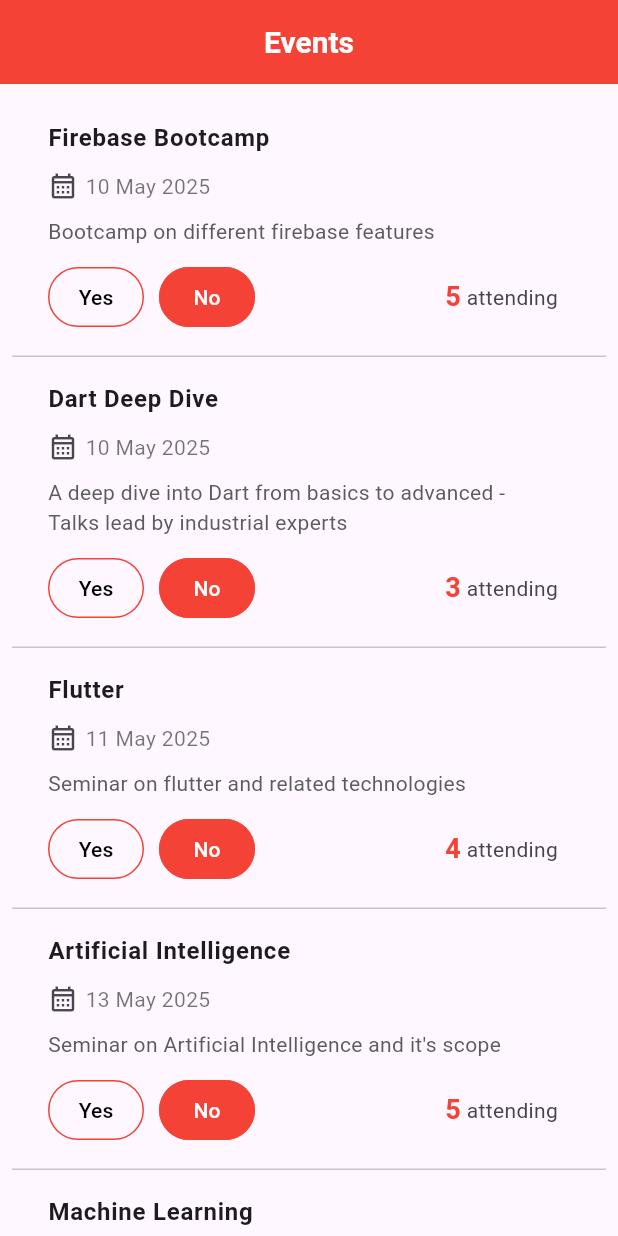
After one commit to VinayaAugusthy/event_app, a Flutter app: the EventView screen opened directly, on a phone screen of 412 x 824 dp. The commit adds this screen. Run offline on Flutter 3.47's test engine with Material 3 defaults, Android fonts, the phone set to English and light mode, and no system bars; our stand-ins replace cloud_firestore, firebase_auth, firebase_core, flutter_bloc, shared_preferences; accounts and stored records are empty.

Commit message:
Added events and updated rsvp status and count

```diff
--- a/lib/src/core/constants/colors.dart
+++ b/lib/src/core/constants/colors.dart
@@ -5,4 +5,6 @@ class AppColors {
   static const white = Colors.white;
   static const red = Colors.red;
   static const lightRed = Colors.redAccent;
+  static const grey = Color.fromARGB(255, 93, 92, 92);
+  static const textBlack = Colors.black54;
 }
--- a/lib/src/features/auth/presentation/views/base_view.dart
+++ b/lib/src/features/auth/presentation/views/base_view.dart
@@ -1,4 +1,4 @@
-import 'package:event_app/src/features/auth/presentation/views/home_view.dart';
+import 'package:event_app/src/features/events/presentation/event_view.dart';
 import 'package:event_app/src/features/auth/presentation/views/login_view.dart';
 import 'package:firebase_auth/firebase_auth.dart';
 import 'package:flutter/material.dart';
@@ -28,7 +28,7 @@ class _BaseViewState extends State<BaseView> {
       if (mounted) {
         Navigator.pushReplacement(
           context,
-          MaterialPageRoute(builder: (_) => const HomeView()),
+          MaterialPageRoute(builder: (_) => const EventView()),
         );
       }
     } else {
--- /dev/null
+++ b/lib/src/features/events/data/model/event_model.dart
@@ -0,0 +1,39 @@
+import 'package:cloud_firestore/cloud_firestore.dart';
+
+class EventModel {
+  String? id;
+  String? title;
+  String? description;
+  DateTime? date;
+  String? rsvpStatus;
+  int? totalRsvpCount;
+  EventModel({
+    this.id,
+    this.title,
+    this.description,
+    this.date,
+    this.rsvpStatus,
+    this.totalRsvpCount,
+  });
+  factory EventModel.fromDocument(DocumentSnapshot doc) {
+    final data = doc.data() as Map<String, dynamic>;
+    return EventModel(
+      id: doc.id,
+      title: data['title'] ?? '',
+      description: data['description'] ?? '',
+      date: DateTime.parse(data['date']),
+      rsvpStatus: data['rsvpStatus'] ?? 'no',
+      totalRsvpCount: data['totalRsvpCount'] ?? 0,
+    );
+  }
+
+  Map<String, dynamic> toMap() {
+    return {
+      'title': title,
+      'description': description,
+      'date': date?.toIso8601String(),
+      'rsvpStatus': rsvpStatus,
+      'totalRsvpCount': totalRsvpCount,
+    };
+  }
+}
--- /dev/null
+++ b/lib/src/features/events/domain/event_services.dart
@@ -0,0 +1,90 @@
+import 'package:cloud_firestore/cloud_firestore.dart';
+
+class EventServices {
+  Future<void> addSampleEvents() async {
+    final collection = FirebaseFirestore.instance.collection('events');
+    final snapshot = await collection.get();
+
+    // If already populated, don't add again
+    if (snapshot.docs.isNotEmpty) return;
+
+    final events = [
+      {
+        "id": "0",
+        "title": "Firebase Bootcamp",
+        "description": "Bootcamp on different firebase features",
+        "date": "2025-05-10T12:00:00Z",
+        "rsvpStatus": "No",
+        "totalRsvpCount": 5,
+      },
+      {
+        "id": "1",
+
+        "title": "Dart Deep Dive",
+        "description":
+            "A deep dive into Dart from basics to advanced - Talks lead by industrial experts",
+        "date": "2025-05-10T14:00:00Z",
+        "rsvpStatus": "No",
+        "totalRsvpCount": 3,
+      },
+      {
+        "id": "2",
+
+        "title": "Flutter",
+        "description": "Seminar on flutter and related technologies",
+        "date": "2025-05-11T14:00:00Z",
+        "rsvpStatus": "No",
+        "totalRsvpCount": 4,
+      },
+      {
+        "id": "3",
+
+        "title": "Artificial Intelligence",
+        "description": "Seminar on Artificial Intelligence and it's scope",
+        "date": "2025-05-13T14:00:00Z",
+        "rsvpStatus": "No",
+        "totalRsvpCount": 5,
+      },
+      {
+        "id": "4",
+
+        "title": "Machine Learning",
+        "description": "Workshop on Machine Learning",
+        "date": "2025-05-14T14:00:00Z",
+        "rsvpStatus": "No",
+        "totalRsvpCount": 6,
+      },
+      {
+        "id": "5",
+
+        "title": "Time Management",
+        "description": "Seminar on Importance of Time Management",
+        "date": "2025-06-01T14:00:00Z",
+        "rsvpStatus": "No",
+        "totalRsvpCount": 7,
+      },
+      {
+        "id": "6",
+
+        "title": "Flutter - New Trends",
+        "description": "Descussion about new trending topics in Flutter",
+        "date": "2025-06-15T14:00:00Z",
+        "rsvpStatus": "No",
+        "totalRsvpCount": 3,
+      },
+      {
+        "id": "7",
+
+        "title": "DevOps Workshop",
+        "description": "Hands-on workshop on DevOps practices and CI/CD",
+        "date": "2025-06-20T10:00:00Z",
+        "rsvpStatus": "No",
+        "totalRsvpCount": 2,
+      },
+    ];
+
+    for (var event in events) {
+      await collection.add(event);
+    }
+  }
+}
--- /dev/null
+++ b/lib/src/features/events/presentation/bloc/event_bloc.dart
@@ -0,0 +1,73 @@
+// ignore_for_file: depend_on_referenced_packages
+
+import 'package:cloud_firestore/cloud_firestore.dart';
+import 'package:event_app/src/features/events/data/model/event_model.dart';
+import 'package:event_app/src/features/events/domain/event_services.dart';
+import 'package:flutter_bloc/flutter_bloc.dart';
+import 'package:meta/meta.dart';
+
+part 'event_event.dart';
+part 'event_state.dart';
+
+class EventBloc extends Bloc<EventEvent, EventState> {
+  final CollectionReference eventsRef = FirebaseFirestore.instance.collection(
+    'events',
+  );
+
+  EventBloc() : super(EventInitial()) {
+    on<LoadEvents>(_onLoadEvents);
+    on<UpdateRsvp>(_onUpdateRsvp);
+  }
+  Future<void> _onLoadEvents(event, emit) async {
+    emit(EventLoading(isLoading: true));
+
+    try {
+      final collection = FirebaseFirestore.instance.collection('events');
+      final snapshot = await collection.get();
+
+      // If empty, add sample events
+      if (snapshot.docs.isEmpty) {
+        await EventServices().addSampleEvents();
+
+        // Wait for Firestore to settle
+        await Future.delayed(Duration(milliseconds: 500));
+      }
+
+      final refreshedSnapshot = await collection.get();
+      final events =
+          refreshedSnapshot.docs
+              .map((doc) => EventModel.fromDocument(doc))
+              .toList();
+
+      emit(EventSuccessState(events));
+    } catch (e) {
+      emit(EventFailureState('Failed to load events'));
+    }
+  }
+
+  Future<void> _onUpdateRsvp(event, emit) async {
+    final updatedEvent = event.event;
+    final newStatus = event.newStatus;
+
+    try {
+      int updatedCount = updatedEvent.totalRsvpCount ?? 0;
+
+      if (updatedEvent.rsvpStatus != newStatus) {
+        if (newStatus == 'Yes') {
+          updatedCount += 1;
+        } else if (updatedEvent.rsvpStatus == 'Yes') {
+          updatedCount -= 1;
+        }
+
+        await eventsRef.doc(updatedEvent.id).update({
+          'rsvpStatus': newStatus,
+          'totalRsvpCount': updatedCount,
+        });
+
+        add(LoadEvents());
+      }
+    } catch (e) {
+      emit(EventFailureState('Failed to update RSVP'));
+    }
+  }
+}
--- /dev/null
+++ b/lib/src/features/events/presentation/bloc/event_event.dart
@@ -0,0 +1,16 @@
+part of 'event_bloc.dart';
+
+@immutable
+abstract class EventEvent {
+  const EventEvent();
+  List<Object> get props => [];
+}
+
+class LoadEvents extends EventEvent {}
+
+class UpdateRsvp extends EventEvent {
+  final EventModel event;
+  final String newStatus;
+
+  const UpdateRsvp(this.event, this.newStatus);
+}
--- /dev/null
+++ b/lib/src/features/events/presentation/bloc/event_state.dart
@@ -0,0 +1,31 @@
+part of 'event_bloc.dart';
+
+abstract class EventState {
+  const EventState();
+  List<Object> get props => [];
+}
+
+final class EventInitial extends EventState {}
+
+class EventLoading extends EventState {
+  final bool isLoading;
+
+  EventLoading({required this.isLoading});
+}
+
+class EventSuccessState extends EventState {
+  final List<EventModel> events;
+
+  EventSuccessState(this.events);
+  @override
+  List<Object> get props => [events];
+}
+
+class EventFailureState extends EventState {
+  final String errorMessage;
+
+  const EventFailureState(this.errorMessage);
+
+  @override
+  List<Object> get props => [errorMessage];
+}
--- /dev/null
+++ b/lib/src/features/events/presentation/event_view.dart
@@ -0,0 +1,154 @@
+import 'package:event_app/src/core/constants/colors.dart';
+import 'package:event_app/src/core/extensions/date_time_extension.dart';
+import 'package:event_app/src/features/events/presentation/bloc/event_bloc.dart';
+import 'package:flutter/material.dart';
+import 'package:flutter_bloc/flutter_bloc.dart';
+
+class EventView extends StatefulWidget {
+  const EventView({super.key});
+
+  @override
+  State<EventView> createState() => _HomeViewState();
+}
+
+class _HomeViewState extends State<EventView> {
+  @override
+  void initState() {
+    super.initState();
+    context.read<EventBloc>().add(LoadEvents());
+  }
+
+  @override
+  Widget build(BuildContext context) {
+    return Scaffold(
+      appBar: AppBar(title: Text('Events')),
+      body: BlocBuilder<EventBloc, EventState>(
+        builder: (context, state) {
+          if (state is EventLoading) {
+            return Center(child: CircularProgressIndicator());
+          }
+          if (state is EventFailureState) {
+            return Center(child: Text('Error: ${state.errorMessage}'));
+          }
+          if (state is EventSuccessState) {
+            var events = state.events;
+            return ListView.separated(
+              padding: EdgeInsets.all(8),
+              itemCount: events.length,
+              itemBuilder: (context, index) {
+                var event = events[index];
+                return Padding(
+                  padding: const EdgeInsets.all(8.0),
+                  child: ListTile(
+                    title: Text(
+                      event.title ?? '',
+                      style: TextStyle(fontWeight: FontWeight.bold),
+                    ),
+                    subtitle: Column(
+                      crossAxisAlignment: CrossAxisAlignment.start,
+                      children: [
+                        SizedBox(height: 10),
+                        Row(
+                          children: [
+                            Icon(Icons.calendar_month_outlined, size: 20),
+                            SizedBox(width: 5),
+                            Text(
+                              (event.date!).formatDate(),
+                              style: TextStyle(color: AppColors.textBlack),
+                            ),
+                          ],
+                        ),
+                        SizedBox(height: 10),
+
+                        Text(
+                          event.description ?? '',
+                          overflow: TextOverflow.ellipsis,
+                          maxLines: 3,
+                          style: TextStyle(color: AppColors.grey),
+                        ),
+                        SizedBox(height: 10),
+
+                        Row(
+                          children: [
+                            TextButton(
+                              onPressed: () {
+                                BlocProvider.of<EventBloc>(
+                                  context,
+                                ).add(UpdateRsvp(event, 'Yes'));
+                              },
+                              style: ButtonStyle(
+                                side: WidgetStatePropertyAll(
+                                  BorderSide(color: AppColors.red),
+                                ),
+                                backgroundColor: WidgetStatePropertyAll(
+                                  event.rsvpStatus == 'Yes'
+                                      ? AppColors.red
+                                      : Colors.transparent,
+                                ),
+                              ),
+                              child: Text(
+                                'Yes',
+                                style: TextStyle(
+                                  color:
+                                      event.rsvpStatus == 'Yes'
+                                          ? AppColors.white
+                                          : AppColors.black,
+                                ),
+                              ),
+                            ),
+                            SizedBox(width: 10),
+                            TextButton(
+                              onPressed: () {
+                                BlocProvider.of<EventBloc>(
+                                  context,
+                                ).add(UpdateRsvp(event, 'No'));
+                              },
+                              style: ButtonStyle(
+                                side: WidgetStatePropertyAll(
+                                  BorderSide(color: AppColors.red),
+                                ),
+                                backgroundColor: WidgetStatePropertyAll(
+                                  event.rsvpStatus == 'No'
+                                      ? AppColors.red
+                                      : Colors.transparent,
+                                ),
+                              ),
+                              child: Text(
+                                'No',
+                                style: TextStyle(
+                                  color:
+                                      event.rsvpStatus == 'No'
+                                          ? AppColors.white
+                                          : AppColors.black,
+                                ),
+                              ),
+                            ),
+                            Spacer(),
+                            Text(
+                              event.totalRsvpCount.toString(),
+                              style: TextStyle(
+                                color: AppColors.red,
+                                fontWeight: FontWeight.bold,
+                                fontSize: 18,
+                              ),
+                            ),
+                            Text(' attending'),
+                          ],
+                        ),
+                      ],
+                    ),
+                  ),
+                );
+              },
+              shrinkWrap: true,
+              separatorBuilder:
+                  (BuildContext context, int index) =>
+                      Divider(height: 0, thickness: 1),
+            );
+          }
+          return Center(child: Text('No Events Found')); //fallback
+        },
+      ),
+    );
+  }
+}
--- a/pubspec.yaml
+++ b/pubspec.yaml
@@ -39,6 +39,7 @@ dependencies:
   flutter_bloc: ^9.1.1
   firebase_auth: ^5.5.3
   shared_preferences: ^2.5.3
+  intl: ^0.20.2
 
 dev_dependencies:
   flutter_test:
```
Also changed, not shown: lib/main.dart (+15 -1 lines), lib/src/core/extensions/date_time_extension.dart (added, +7 -0 lines), lib/src/features/auth/presentation/views/home_view.dart (deleted, +0 -10 lines), pubspec.lock.
